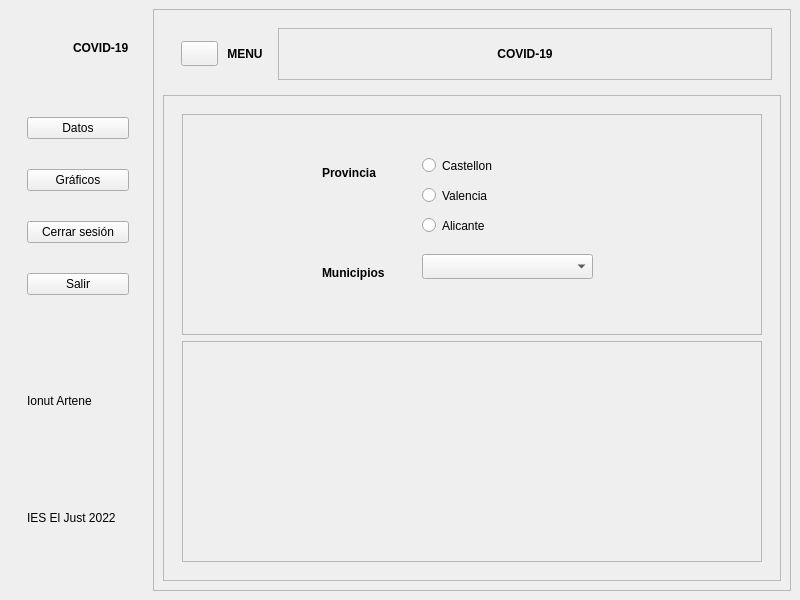
The window that Unitat2/Entregables/COVID 2022/c.ui (Joanmi00/IonutArtene_DI2122) describes before a commit, drawn with Qt 5.
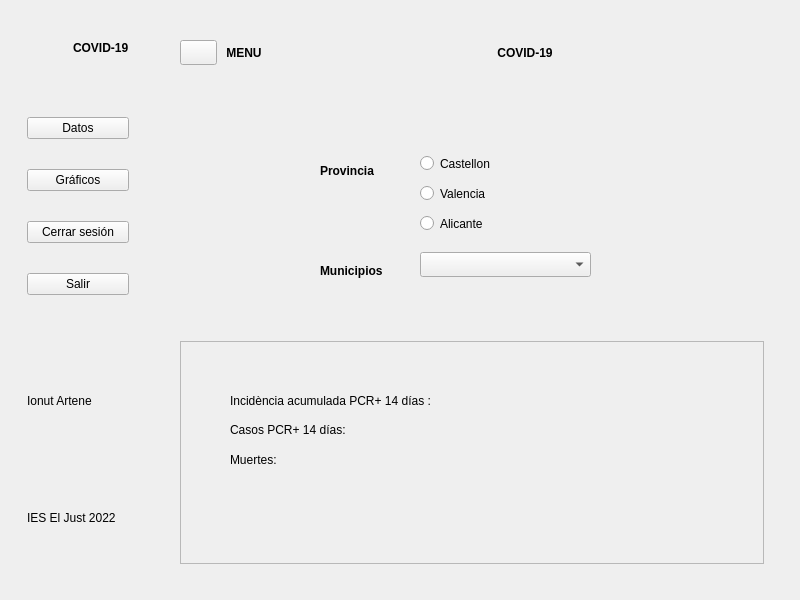
The same window after the commit. Icons and pictures are not drawn. Custom widgets are drawn as their Qt base class.

Diff of the .ui file:
```diff
--- a/Unitat2/Entregables/COVID 2022/c.ui
+++ b/Unitat2/Entregables/COVID 2022/c.ui
@@ -132,13 +132,7 @@
      </widget>
     </item>
     <item>
-     <widget class="QFrame" name="frame_2">
-      <property name="frameShape">
-       <enum>QFrame::StyledPanel</enum>
-      </property>
-      <property name="frameShadow">
-       <enum>QFrame::Raised</enum>
-      </property>
+     <widget class="QWidget" name="widget_2" native="true">
       <layout class="QVBoxLayout" name="verticalLayout_4">
        <item>
         <widget class="QWidget" name="widget_6" native="true">
@@ -193,19 +187,13 @@
            </widget>
           </item>
           <item>
-           <widget class="QFrame" name="frame_10">
+           <widget class="QWidget" name="widget_10" native="true">
             <property name="sizePolicy">
              <sizepolicy hsizetype="Expanding" vsizetype="Expanding">
               <horstretch>0</horstretch>
               <verstretch>0</verstretch>
              </sizepolicy>
             </property>
-            <property name="frameShape">
-             <enum>QFrame::StyledPanel</enum>
-            </property>
-            <property name="frameShadow">
-             <enum>QFrame::Raised</enum>
-            </property>
             <layout class="QVBoxLayout" name="verticalLayout_5">
              <item>
               <widget class="QLabel" name="label_6">
@@ -230,19 +218,13 @@
         </widget>
        </item>
        <item>
-        <widget class="QFrame" name="frame_7">
+        <widget class="QWidget" name="widget_7" native="true">
          <property name="maximumSize">
           <size>
            <width>16777215</width>
            <height>16777215</height>
           </size>
          </property>
-         <property name="frameShape">
-          <enum>QFrame::StyledPanel</enum>
-         </property>
-         <property name="frameShadow">
-          <enum>QFrame::Raised</enum>
-         </property>
          <layout class="QVBoxLayout" name="verticalLayout_8">
           <item>
            <widget class="QStackedWidget" name="ventanas">
@@ -258,13 +240,7 @@
             <widget class="QWidget" name="page_datos">
              <layout class="QVBoxLayout" name="verticalLayout_7">
               <item>
-               <widget class="QFrame" name="frame">
-                <property name="frameShape">
-                 <enum>QFrame::StyledPanel</enum>
-                </property>
-                <property name="frameShadow">
-                 <enum>QFrame::Raised</enum>
-                </property>
+               <widget class="QWidget" name="widget" native="true">
                 <widget class="QComboBox" name="combo_municipios">
                  <property name="geometry">
                   <rect>
@@ -368,6 +344,84 @@
                 <property name="frameShadow">
                  <enum>QFrame::Raised</enum>
                 </property>
+                <widget class="QLabel" name="label_10">
+                 <property name="geometry">
+                  <rect>
+                   <x>50</x>
+                   <y>50</y>
+                   <width>251</width>
+                   <height>20</height>
+                  </rect>
+                 </property>
+                 <property name="text">
+                  <string>Incidència acumulada PCR+ 14 días :</string>
+                 </property>
+                </widget>
+                <widget class="QLabel" name="label_11">
+                 <property name="geometry">
+                  <rect>
+                   <x>50</x>
+                   <y>80</y>
+                   <width>141</width>
+                   <height>17</height>
+                  </rect>
+                 </property>
+                 <property name="text">
+                  <string>Casos PCR+ 14 días:</string>
+                 </property>
+                </widget>
+                <widget class="QLabel" name="label_12">
+                 <property name="geometry">
+                  <rect>
+                   <x>50</x>
+                   <y>110</y>
+                   <width>67</width>
+                   <height>17</height>
+                  </rect>
+                 </property>
+                 <property name="text">
+                  <string>Muertes:</string>
+                 </property>
+                </widget>
+                <widget class="QLabel" name="label_pcr">
+                 <property name="geometry">
+                  <rect>
+                   <x>340</x>
+                   <y>50</y>
+                   <width>101</width>
+                   <height>17</height>
+                  </rect>
+                 </property>
+                 <property name="text">
+                  <string/>
+                 </property>
+                </widget>
+                <widget class="QLabel" name="label_casos">
+                 <property name="geometry">
+                  <rect>
+                   <x>340</x>
+                   <y>80</y>
+                   <width>101</width>
+                   <height>17</height>
+                  </rect>
+                 </property>
+                 <property name="text">
+                  <string/>
+                 </property>
+                </widget>
+                <widget class="QLabel" name="label_muertes">
+                 <property name="geometry">
+                  <rect>
+                   <x>340</x>
+                   <y>110</y>
+                   <width>111</width>
+                   <height>17</height>
+                  </rect>
+                 </property>
+                 <property name="text">
+                  <string/>
+                 </property>
+                </widget>
                </widget>
               </item>
              </layout>
```
Left out of the diff: 20 changed lines with no effect on the pictures.
